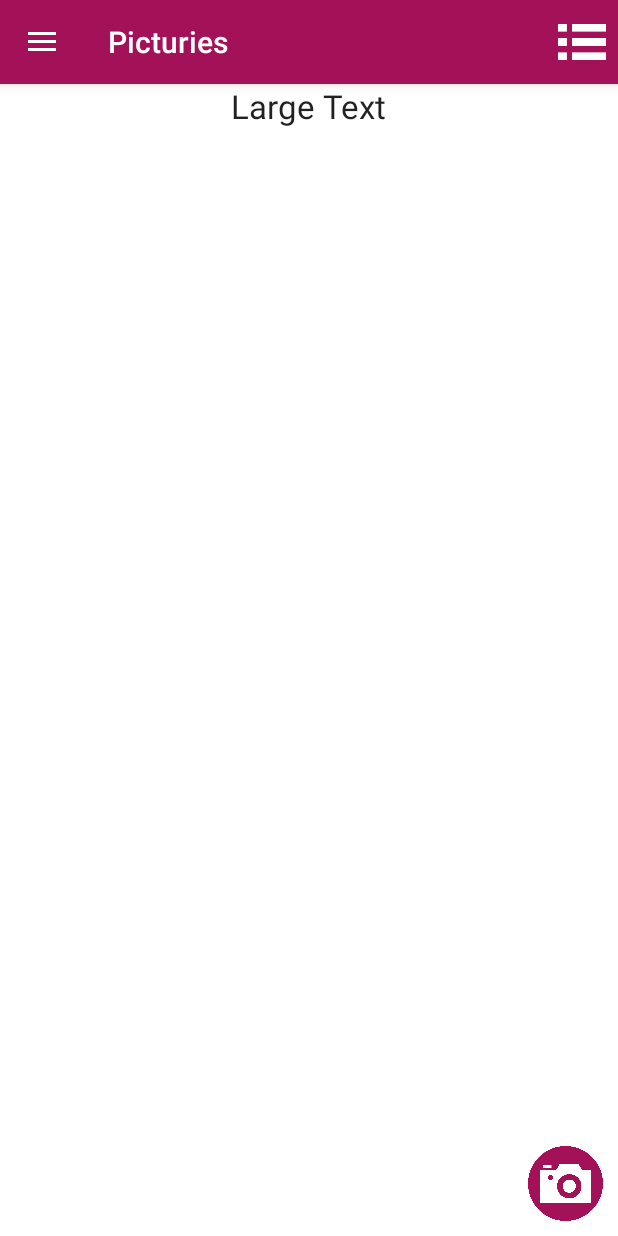
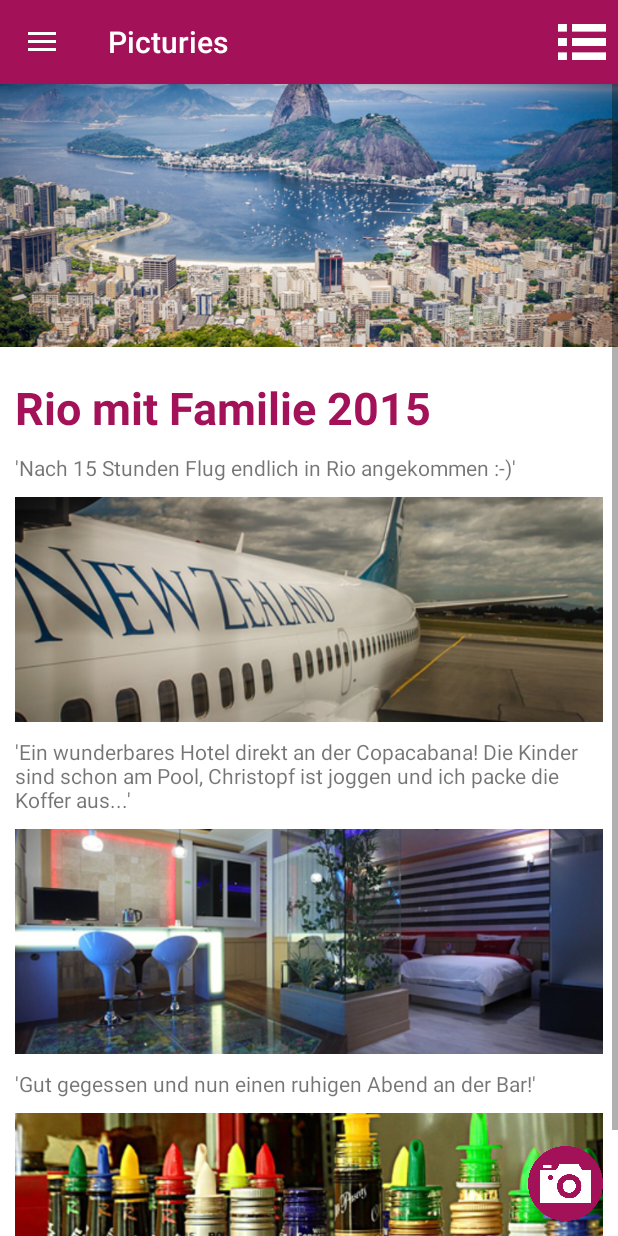
Before and after one commit to HendrikCammann/Picturies, an Android app: the fragment ReportDetailActivity placed in its activity, on a phone screen of 412 x 824 dp. Run offline under Robolectric (Android 15) with nearby library versions, the light colour scheme and no system bars; libraries missing offline, so code that uses them is left out: com.squareup.okhttp; 9 statements that could not run were skipped.

Commit message:
styled report detail page

```diff
--- a/app/src/main/res/layout/activity_report_detail.xml
+++ b/app/src/main/res/layout/activity_report_detail.xml
@@ -1,15 +1,93 @@
 <?xml version="1.0" encoding="utf-8"?>
-<LinearLayout xmlns:android="http://schemas.android.com/apk/res/android"
+<ScrollView xmlns:android="http://schemas.android.com/apk/res/android"
     android:orientation="vertical"
     android:layout_width="match_parent"
     android:layout_height="match_parent"
     android:background="@color/white">
 
-    <TextView
-        android:layout_width="wrap_content"
-        android:layout_height="wrap_content"
-        android:textAppearance="?android:attr/textAppearanceLarge"
-        android:text="Large Text"
-        android:id="@+id/textView2"
-        android:layout_gravity="center_horizontal" />
-</LinearLayout>
+    <RelativeLayout
+        android:layout_width="match_parent"
+        android:layout_height="fill_parent">
+
+        <ImageView
+            android:layout_width="fill_parent"
+            android:layout_height="175dp"
+            android:src="@drawable/report_detail_bg"
+            android:scaleType="centerCrop"
+            android:id="@+id/report_detail_headerimage"/>
+
+        <TextView
+            android:layout_width="wrap_content"
+            android:layout_height="wrap_content"
+            android:textAppearance="?android:attr/textAppearanceLarge"
+            android:text="Rio mit Familie 2015"
+            android:id="@+id/report_detail_headline"
+            android:layout_gravity="center_horizontal"
+            android:textColor="@color/main"
+            android:textSize="30dp"
+            android:padding="10dp"
+            android:textStyle="bold"
+            android:layout_below="@+id/report_detail_headerimage"
+            android:layout_marginTop="10dp" />
+
+        <TextView
+            android:layout_width="wrap_content"
+            android:layout_height="wrap_content"
+            android:textAppearance="?android:attr/textAppearanceSmall"
+            android:text="'Nach 15 Stunden Flug endlich in Rio angekommen :-)'"
+            android:id="@+id/report_information_1"
+            android:layout_below="@+id/report_detail_headline"
+            android:layout_alignLeft="@+id/report_picture_1"
+            android:layout_alignStart="@+id/report_picture_1" />
+
+        <ImageView
+            android:layout_width="fill_parent"
+            android:layout_height="150dp"
+            android:layout_margin="10dp"
+            android:id="@+id/report_picture_1"
+            android:src="@drawable/plane"
+            android:scaleType="centerCrop"
+            android:layout_below="@+id/report_information_1" />
+
+        <TextView
+            android:layout_width="wrap_content"
+            android:layout_height="wrap_content"
+            android:textAppearance="?android:attr/textAppearanceSmall"
+            android:text="'Ein wunderbares Hotel direkt an der Copacabana! Die Kinder sind schon am Pool, Christopf ist joggen und ich packe die Koffer aus...'"
+            android:id="@+id/report_information_2"
+            android:layout_below="@+id/report_picture_1"
+            android:layout_alignLeft="@+id/report_picture_2"
+            android:layout_alignStart="@+id/report_picture_2" />
+
+        <ImageView
+            android:layout_width="fill_parent"
+            android:layout_height="150dp"
+            android:layout_margin="10dp"
+            android:id="@+id/report_picture_2"
+            android:src="@drawable/hotel"
+            android:scaleType="centerCrop"
+            android:layout_below="@+id/report_information_2" />
+
+        <TextView
+            android:layout_width="wrap_content"
+            android:layout_height="wrap_content"
+            android:textAppearance="?android:attr/textAppearanceSmall"
+            android:text="'Gut gegessen und nun einen ruhigen Abend an der Bar!'"
+            android:id="@+id/report_information_3"
+            android:layout_below="@+id/report_picture_2"
+            android:layout_alignLeft="@+id/report_picture_3"
+            android:layout_alignStart="@+id/report_picture_3" />
+
+        <ImageView
+            android:layout_width="fill_parent"
+            android:layout_height="150dp"
+            android:layout_margin="10dp"
+            android:id="@+id/report_picture_3"
+            android:src="@drawable/bar"
+            android:scaleType="centerCrop"
+            android:layout_below="@+id/report_information_3" />
+
+    </RelativeLayout>
+
+
+</ScrollView>
```
Also changed, not shown: app/src/main/res/drawable/bar.jpg (added), app/src/main/res/drawable/hotel.jpg (added), app/src/main/res/drawable/plane.jpg (added), app/src/main/res/drawable/report_detail_bg.jpg (added).
